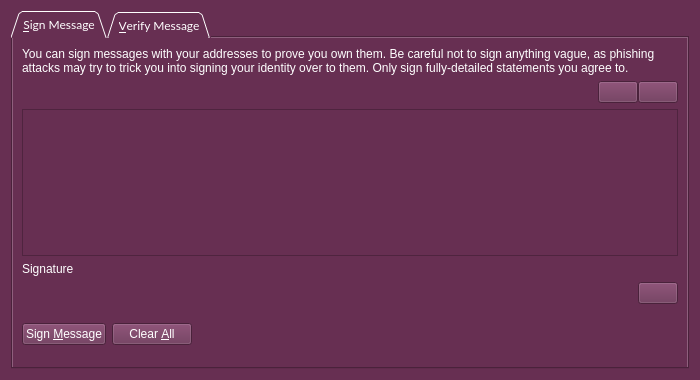
The window that src/qt/forms/signverifymessagedialog.ui (talkcoin/talkcoin-wallet) describes before a commit, drawn with Qt 5.
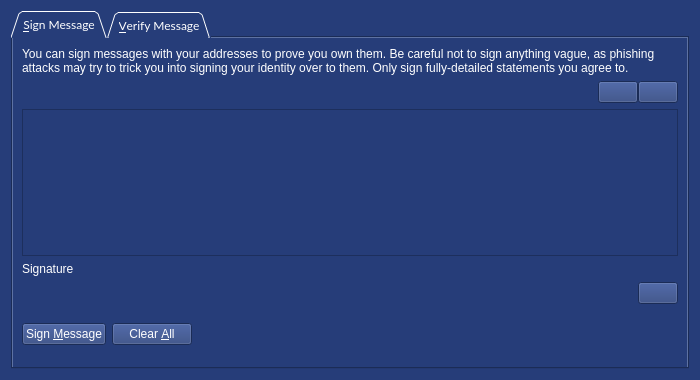
The same window after the commit. The open tabs and pages were chosen to show the change. Icons and pictures are not drawn. Custom widgets are drawn as their Qt base class.

Patch:
```diff
--- a/src/qt/forms/signverifymessagedialog.ui
+++ b/src/qt/forms/signverifymessagedialog.ui
@@ -21,7 +21,7 @@
   </property>
   <property name="styleSheet">
    <string notr="true">
-background-color: rgb(103, 47, 82);
+background-color: rgb(38, 61, 121);
 color: rgb(255, 255, 255);
 
 </string>
@@ -68,8 +68,8 @@
            </property>
            <property name="styleSheet">
             <string notr="true">QValidatedLineEdit {
-background-color: rgb(103, 47, 82);
-border-color:rgb(255,255,255);
+background-color: rgb(38, 61, 121);
+border-color:rgb(255, 255, 255);
 border-width: 2px;
 color: rgb(255, 255, 255);
 }
@@ -98,7 +98,7 @@
            </property>
            <property name="styleSheet">
             <string notr="true">QPushButton{
-border-color: rgb(62, 29, 67);}
+border-color: rgb(23, 39, 79);}
 QToolTip {
      color: white;
      font-size:9pt;font-family:'Lato';
@@ -131,7 +131,7 @@
            </property>
            <property name="styleSheet">
             <string notr="true">QPushButton{
-border-color: rgb(62, 29, 67);}
+border-color: rgb(23, 39, 79);}
 QToolTip {
      color: white;
      font-size:9pt;font-family:'Lato';
@@ -201,8 +201,8 @@
            </property>
            <property name="styleSheet">
             <string notr="true">QValidatedLineEdit {
-background-color: rgb(103, 47, 82);
-border-color:rgb(255,255,255);
+background-color: rgb(38, 61, 121);
+border-color:rgb(255, 255, 255);
 border-width: 2px;
 color: rgb(255, 255, 255);
 }
@@ -231,7 +231,7 @@
            </property>
            <property name="styleSheet">
             <string notr="true">QPushButton{
-border-color: rgb(62, 29, 67);}
+border-color: rgb(23, 39, 79);}
 QToolTip {
      color: white;
      font-size:9pt;font-family:'Lato';
@@ -265,7 +265,7 @@
            </property>
            <property name="styleSheet">
             <string notr="true">QPushButton{
-border-color: rgb(62, 29, 67);}
+border-color: rgb(23, 39, 79);}
 QToolTip {
      color: white;
      font-size:9pt;font-family:'Lato';
@@ -295,7 +295,7 @@
            </property>
            <property name="styleSheet">
             <string notr="true">QPushButton{
-border-color: rgb(62, 29, 67);}
+border-color: rgb(23, 39, 79);}
 QToolTip {
      color: white;
      font-size:9pt;font-family:'Lato';
```
Left out of the diff: 66 changed lines with no effect on the pictures.
